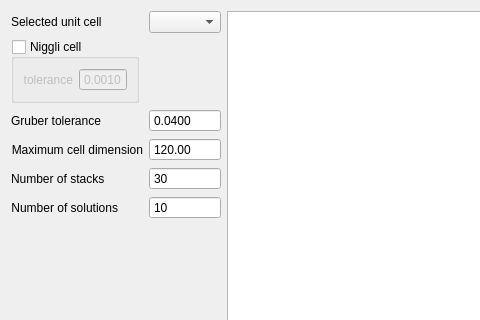
Before: the Qt Designer form apps/nsxqt/ui/DialogAutoIndexing.ui in k61n/openhkl, drawn with Qt 5; both pictures show x 0 to 480 and y 0 to 320 of the 880 by 602 pixel window.
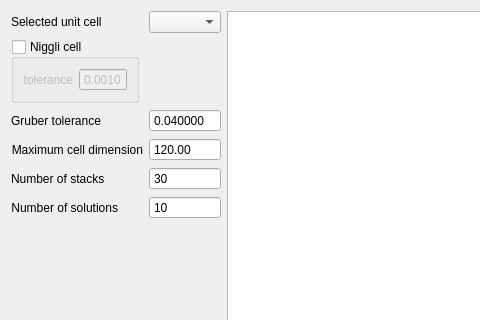
After: the same form once the commit is applied.

The edit to the form file:
```diff
--- a/apps/nsxqt/ui/DialogAutoIndexing.ui
+++ b/apps/nsxqt/ui/DialogAutoIndexing.ui
@@ -40,7 +40,7 @@
           <enum>QAbstractSpinBox::NoButtons</enum>
          </property>
          <property name="decimals">
-          <number>4</number>
+          <number>6</number>
          </property>
          <property name="maximum">
           <double>1.000000000000000</double>
```
Left out of the diff: 5 changed lines with no effect on the pictures.
